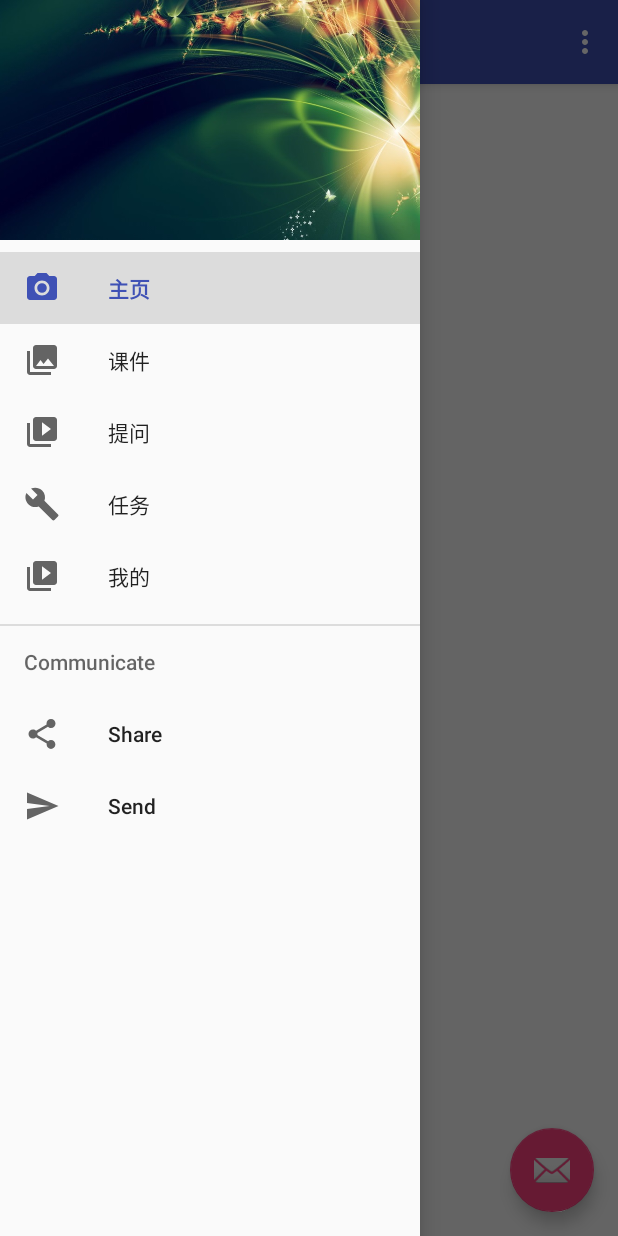
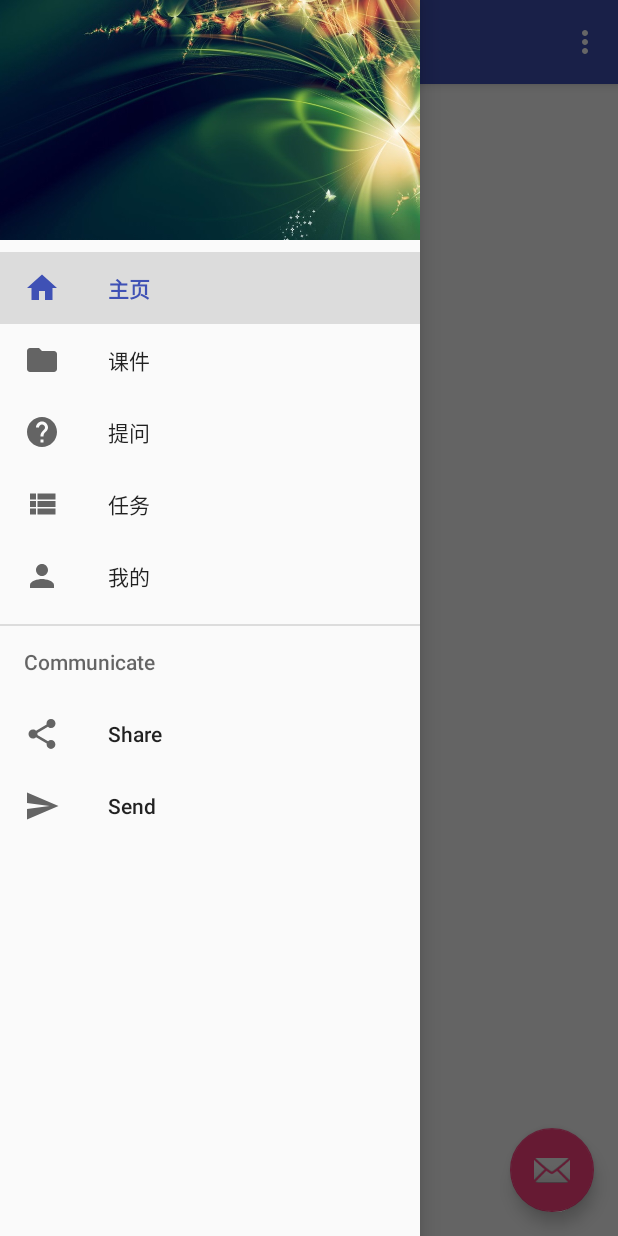
Before and after one commit to tequiero777/SlidingMenuTeachingClient, an Android app: the MainActivity screen opened directly, with no data from a screen before it, with the side drawer open, on a phone screen of 412 x 824 dp. Run offline under Robolectric (Android 15) with nearby library versions, the phone set to English and light mode, and no system bars; our stand-ins replace CircleImageView; 3 statements that could not run were skipped.

```diff
--- /dev/null
+++ b/app/src/main/res/drawable/ic_folder_black.xml
@@ -0,0 +1,9 @@
+<vector xmlns:android="http://schemas.android.com/apk/res/android"
+        android:width="24dp"
+        android:height="24dp"
+        android:viewportWidth="24.0"
+        android:viewportHeight="24.0">
+    <path
+        android:fillColor="#FF000000"
+        android:pathData="M10,4H4c-1.1,0 -1.99,0.9 -1.99,2L2,18c0,1.1 0.9,2 2,2h16c1.1,0 2,-0.9 2,-2V8c0,-1.1 -0.9,-2 -2,-2h-8l-2,-2z"/>
+</vector>
--- /dev/null
+++ b/app/src/main/res/drawable/ic_help_black.xml
@@ -0,0 +1,9 @@
+<vector xmlns:android="http://schemas.android.com/apk/res/android"
+        android:width="24dp"
+        android:height="24dp"
+        android:viewportWidth="24.0"
+        android:viewportHeight="24.0">
+    <path
+        android:fillColor="#FF000000"
+        android:pathData="M12,2C6.48,2 2,6.48 2,12s4.48,10 10,10 10,-4.48 10,-10S17.52,2 12,2zM13,19h-2v-2h2v2zM15.07,11.25l-0.9,0.92C13.45,12.9 13,13.5 13,15h-2v-0.5c0,-1.1 0.45,-2.1 1.17,-2.83l1.24,-1.26c0.37,-0.36 0.59,-0.86 0.59,-1.41 0,-1.1 -0.9,-2 -2,-2s-2,0.9 -2,2L8,9c0,-2.21 1.79,-4 4,-4s4,1.79 4,4c0,0.88 -0.36,1.68 -0.93,2.25z"/>
+</vector>
--- /dev/null
+++ b/app/src/main/res/drawable/ic_home_black.xml
@@ -0,0 +1,9 @@
+<vector xmlns:android="http://schemas.android.com/apk/res/android"
+        android:width="24dp"
+        android:height="24dp"
+        android:viewportWidth="24.0"
+        android:viewportHeight="24.0">
+    <path
+        android:fillColor="#FF000000"
+        android:pathData="M10,20v-6h4v6h5v-8h3L12,3 2,12h3v8z"/>
+</vector>
--- /dev/null
+++ b/app/src/main/res/drawable/ic_person_black.xml
@@ -0,0 +1,9 @@
+<vector xmlns:android="http://schemas.android.com/apk/res/android"
+        android:width="24dp"
+        android:height="24dp"
+        android:viewportWidth="24.0"
+        android:viewportHeight="24.0">
+    <path
+        android:fillColor="#FF000000"
+        android:pathData="M12,12c2.21,0 4,-1.79 4,-4s-1.79,-4 -4,-4 -4,1.79 -4,4 1.79,4 4,4zM12,14c-2.67,0 -8,1.34 -8,4v2h16v-2c0,-2.66 -5.33,-4 -8,-4z"/>
+</vector>
--- /dev/null
+++ b/app/src/main/res/drawable/ic_view_list_black.xml
@@ -0,0 +1,9 @@
+<vector xmlns:android="http://schemas.android.com/apk/res/android"
+        android:width="24dp"
+        android:height="24dp"
+        android:viewportWidth="24.0"
+        android:viewportHeight="24.0">
+    <path
+        android:fillColor="#FF000000"
+        android:pathData="M4,14h4v-4L4,10v4zM4,19h4v-4L4,15v4zM4,9h4L8,5L4,5v4zM9,14h12v-4L9,10v4zM9,19h12v-4L9,15v4zM9,5v4h12L21,5L9,5z"/>
+</vector>
--- a/app/src/main/res/menu/activity_main_drawer.xml
+++ b/app/src/main/res/menu/activity_main_drawer.xml
@@ -4,24 +4,24 @@
     <group android:checkableBehavior="single">
         <item
             android:id="@+id/nav_camera"
-            android:icon="@drawable/ic_menu_camera"
+            android:icon="@drawable/ic_home_black"
             android:checked="true"
             android:title="主页" />
         <item
             android:id="@+id/nav_gallery"
-            android:icon="@drawable/ic_menu_gallery"
+            android:icon="@drawable/ic_folder_black"
             android:title="课件" />
         <item
             android:id="@+id/nav_slideshow"
-            android:icon="@drawable/ic_menu_slideshow"
+            android:icon="@drawable/ic_help_black"
             android:title="提问" />
         <item
             android:id="@+id/nav_manage"
-            android:icon="@drawable/ic_menu_manage"
+            android:icon="@drawable/ic_view_list_black"
             android:title="任务" />
         <item
             android:id="@+id/nav_my"
-            android:icon="@drawable/ic_menu_slideshow"
+            android:icon="@drawable/ic_person_black"
             android:title="我的" />
     </group>
 
--- a/app/src/main/res/values/strings.xml
+++ b/app/src/main/res/values/strings.xml
@@ -1,5 +1,5 @@
 <resources>
-    <string name="app_name">分级诊疗SlidingMenu</string>
+    <string name="app_name">分级诊疗</string>
 
     <!-- Strings related to login -->
     <string name="prompt_phone">Phone</string>
```
Also changed, not shown: 5 other files.
